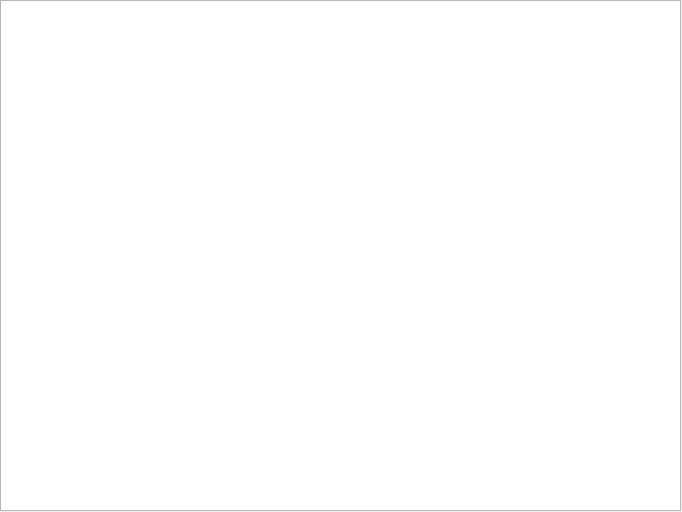
Above: main.ui from 124476/Latte_Makioto before the change. Below: the same form after it.
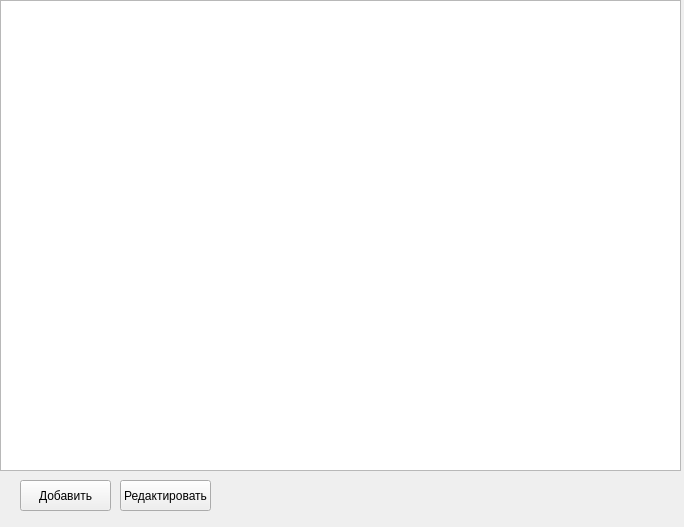
That is the form after the change.

Diff of the .ui file:
```diff
--- a/main.ui
+++ b/main.ui
@@ -6,8 +6,8 @@
    <rect>
     <x>0</x>
     <y>0</y>
-    <width>682</width>
-    <height>512</height>
+    <width>684</width>
+    <height>527</height>
    </rect>
   </property>
   <property name="windowTitle">
@@ -19,10 +19,36 @@
      <x>0</x>
      <y>0</y>
      <width>681</width>
-     <height>511</height>
+     <height>471</height>
     </rect>
    </property>
   </widget>
+  <widget class="QPushButton" name="NewButton">
+   <property name="geometry">
+    <rect>
+     <x>20</x>
+     <y>480</y>
+     <width>91</width>
+     <height>31</height>
+    </rect>
+   </property>
+   <property name="text">
+    <string>Добавить</string>
+   </property>
+  </widget>
+  <widget class="QPushButton" name="EditButton">
+   <property name="geometry">
+    <rect>
+     <x>120</x>
+     <y>480</y>
+     <width>91</width>
+     <height>31</height>
+    </rect>
+   </property>
+   <property name="text">
+    <string>Редактировать</string>
+   </property>
+  </widget>
  </widget>
  <resources/>
  <connections/>
```
